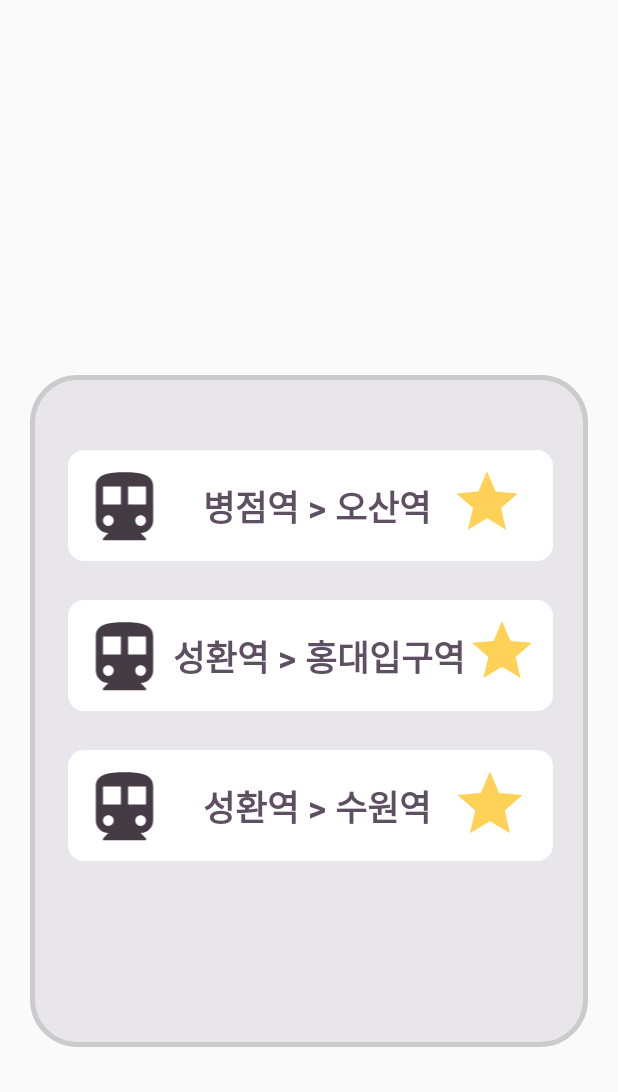
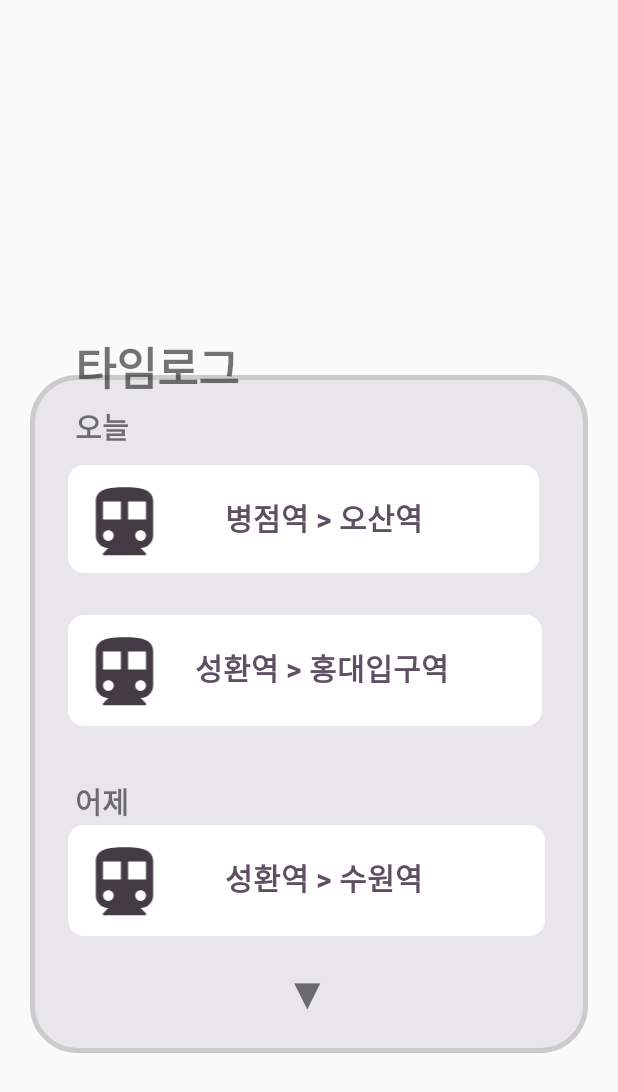
Before and after one commit to yenahand/RailMe, an Android app: the layout fragment_mp_time.xml on its own in the app's theme, with its tools: preview values and no code run, on a phone screen of 412 x 824 dp. Shown: the top 1092 px of the screen. Run offline under Robolectric (Android 15) with nearby library versions, the phone set to English and light mode, and no system bars.

Commit message:
마이페이지_ 타임로그 , 즐겨찾기

```diff
--- a/app/src/main/res/layout/fragment_mp_time.xml
+++ b/app/src/main/res/layout/fragment_mp_time.xml
@@ -1,3 +1,4 @@
+
 <FrameLayout xmlns:android="http://schemas.android.com/apk/res/android"
     xmlns:tools="http://schemas.android.com/tools"
     android:layout_width="match_parent"
@@ -8,116 +9,132 @@
 
     <View
         android:layout_width="wrap_content"
-        android:layout_height="448dp"
+        android:layout_height="452dp"
         android:layout_gravity="top|center_horizontal"
         android:layout_marginLeft="20dp"
         android:layout_marginTop="250dp"
         android:layout_marginRight="20dp"
         android:background="@drawable/rounded_popup" />
 
+
+
     <!--1-->
     <View
-        android:layout_width="323dp"
+        android:layout_width="318dp"
         android:layout_height="74dp"
         android:layout_centerInParent="true"
         android:layout_marginLeft="45dp"
-        android:layout_marginTop="500dp"
+        android:layout_marginTop="550dp"
         android:background="@drawable/rounded_mini"
         android:backgroundTint="@color/white" />
 
     <TextView
         android:layout_width="wrap_content"
         android:layout_height="wrap_content"
-        android:layout_marginLeft="135dp"
-        android:layout_marginTop="520dp"
+        android:layout_marginLeft="150dp"
+        android:layout_marginTop="570dp"
         android:text="성환역 > 수원역"
         android:textColor="@color/찐보라"
-        android:textSize="23dp"
+        android:textSize="20dp"
         android:textStyle="bold" />
-
-    <ImageView
-        android:layout_width="53dp"
-        android:layout_height="52dp"
-        android:layout_marginLeft="300dp"
-        android:layout_marginTop="510dp"
-        android:src="@drawable/baseline_star_24" />
 
     <ImageView
         android:layout_width="66dp"
         android:layout_height="57dp"
         android:layout_marginLeft="50dp"
-        android:layout_marginTop="510dp"
+        android:layout_marginTop="560dp"
         android:src="@drawable/baseline_directions_subway_24" />
 
     <!--2-->
     <View
-        android:layout_width="323dp"
-        android:layout_height="74dp"
+        android:layout_width="314dp"
+        android:layout_height="72dp"
         android:layout_centerInParent="true"
         android:layout_marginLeft="45dp"
-        android:layout_marginTop="300dp"
+        android:layout_marginTop="310dp"
         android:background="@drawable/rounded_mini"
         android:backgroundTint="@color/white" />
 
+    <!--텍스트뷰 일단 임시로 이렇게 해놧습니다-->
     <TextView
+        android:id="@+id/tvRootTimeLog"
         android:layout_width="wrap_content"
         android:layout_height="wrap_content"
-        android:layout_marginLeft="135dp"
-        android:layout_marginTop="320dp"
+        android:layout_marginLeft="150dp"
+        android:layout_marginTop="330dp"
         android:text="병점역 > 오산역"
         android:textColor="@color/찐보라"
-        android:textSize="23dp"
+        android:textSize="20dp"
         android:textStyle="bold" />
-
-    <ImageView
-        android:layout_width="49dp"
-        android:layout_height="49dp"
-        android:layout_marginLeft="300dp"
-        android:layout_marginTop="310dp"
-        android:src="@drawable/baseline_star_24" />
 
     <ImageView
         android:layout_width="66dp"
         android:layout_height="57dp"
         android:layout_marginLeft="50dp"
-        android:layout_marginTop="310dp"
+        android:layout_marginTop="320dp"
         android:src="@drawable/baseline_directions_subway_24" />
 
     <!--3-->
     <View
-        android:layout_width="323dp"
+        android:layout_width="316dp"
         android:layout_height="74dp"
         android:layout_centerInParent="true"
         android:layout_marginLeft="45dp"
-        android:layout_marginTop="400dp"
+        android:layout_marginTop="410dp"
         android:background="@drawable/rounded_mini"
         android:backgroundTint="@color/white" />
 
     <TextView
         android:layout_width="206dp"
         android:layout_height="wrap_content"
-        android:layout_marginLeft="115dp"
-        android:layout_marginTop="420dp"
+        android:layout_marginLeft="130dp"
+        android:layout_marginTop="430dp"
         android:text="성환역 > 홍대입구역"
         android:textColor="@color/찐보라"
-        android:textSize="23dp"
+        android:textSize="20dp"
         android:textStyle="bold" />
-
-    <ImageView
-        android:layout_width="49dp"
-        android:layout_height="48dp"
-        android:layout_marginLeft="310dp"
-        android:layout_marginTop="410dp"
-        android:src="@drawable/baseline_star_24" />
 
     <ImageView
         android:layout_width="66dp"
         android:layout_height="57dp"
         android:layout_marginLeft="50dp"
-        android:layout_marginTop="410dp"
+        android:layout_marginTop="420dp"
         android:src="@drawable/baseline_directions_subway_24" />
 
+    <TextView
+        android:layout_width="wrap_content"
+        android:layout_height="wrap_content"
+        android:layout_marginLeft="50dp"
+        android:layout_marginTop="270dp"
+        android:textSize="19dp"
+        android:text="오늘"
+        android:textStyle="bold"/>
 
+    <TextView
+        android:layout_width="wrap_content"
+        android:layout_height="wrap_content"
+        android:layout_marginLeft="50dp"
+        android:layout_marginTop="520dp"
+        android:textSize="19dp"
+        android:text="어제"
+        android:textStyle="bold"/>
+
+    <TextView
+        android:layout_width="42dp"
+        android:layout_height="wrap_content"
+        android:text="▼"
+        android:textSize="30dp"
+        android:layout_marginLeft="190dp"
+        android:layout_marginTop="640dp"/>
+
+    <TextView
+        android:layout_width="wrap_content"
+        android:layout_height="wrap_content"
+        android:layout_marginLeft="50dp"
+        android:layout_marginTop="222dp"
+        android:text="타임로그"
+        android:textSize="30dp"
+        android:textStyle="bold"/>
 
 
 </FrameLayout>
--- a/app/src/main/res/layout/popup.xml
+++ b/app/src/main/res/layout/popup.xml
@@ -15,7 +15,7 @@
         android:id="@+id/view10"
         android:layout_width="414dp"
         android:layout_height="50dp"
-        android:background="@drawable/popup"
+        android:background="@color/찐보라"
         app:layout_constraintBottom_toTopOf="@+id/view15"
         app:layout_constraintEnd_toEndOf="parent"
         app:layout_constraintHorizontal_bias="0.666"
--- a/app/src/main/res/values/strings.xml
+++ b/app/src/main/res/values/strings.xml
@@ -3,4 +3,6 @@
     <!-- 카카오 네이티브 앱 키 -->
     <string name="kakao_app_key">8c38182120bfba3a8e9b9cc350ff986b</string>
     <string name="title_activity_arrival_info.xml">activity_arrival_info.xml</string>
+    <!-- TODO: Remove or change this placeholder text -->
+    <string name="hello_blank_fragment">Hello blank fragment</string>
 </resources>
```
Also changed, not shown: app/src/main/java/com/subway/railme/mypage/MpFavoriteFragment.java (added, +66 -0 lines), app/src/main/res/layout/fragment_mp_favorite.xml (added, +148 -0 lines), app/src/main/res/layout/fragment_my_page.xml (+5 -5 lines).
